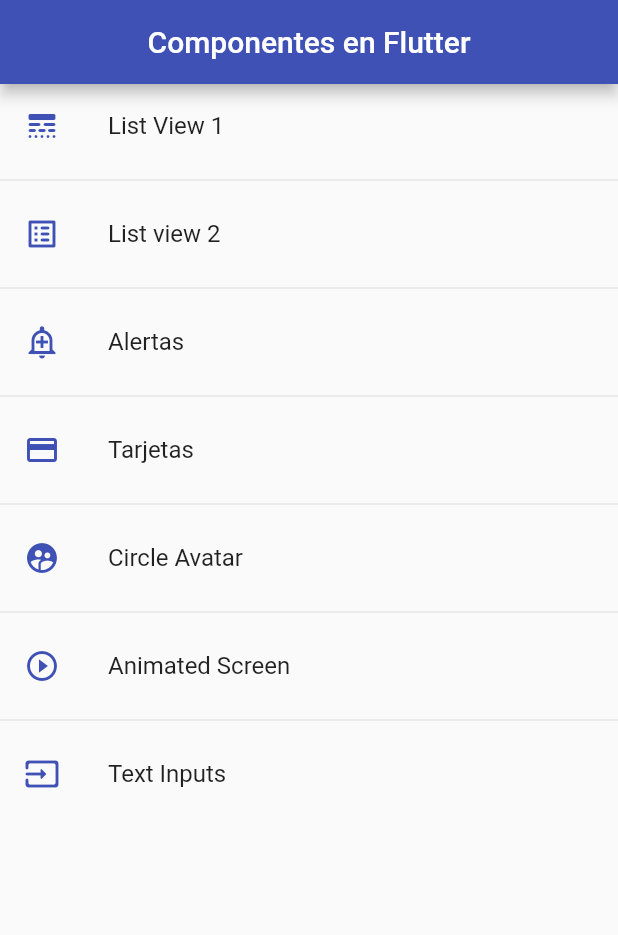
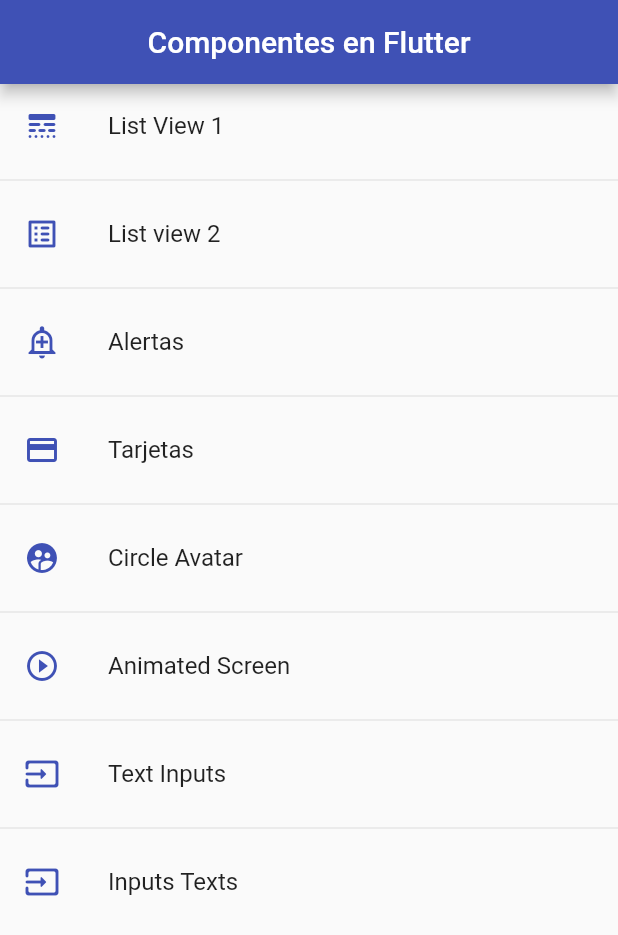
Before and after one commit to JaredTc/flutter_components, a Flutter app: the screen it shows after launch, on a phone screen of 412 x 824 dp. Shown: the top 935 px of the screen. Run offline on Flutter 3.47's test engine with Material 2 defaults, Android fonts, the phone set to English and light mode, and no system bars.

Commit message:
style a forms

```diff
--- a/lib/router/app_routes.dart
+++ b/lib/router/app_routes.dart
@@ -41,6 +41,10 @@ class AppRoutes{
     icon: Icons.input_rounded,
     name: 'Text Inputs',
     screen: const InputScreen()),
+    MenuOption(route: 'InputsText',
+    icon: Icons.input_rounded,
+    name: 'Inputs Texts',
+    screen:  InputText()),
   ];
 
 
--- a/lib/screens/screens.dart
+++ b/lib/screens/screens.dart
@@ -9,3 +9,5 @@ export 'package:components/screens/avatar_screen.dart';
 export 'package:components/screens/animated_screen.dart';
 
 export 'package:components/screens/inputs_screen.dart';
+
+export 'package:components/screens/inputs&text.dart';
--- a/lib/theme/app_theme.dart
+++ b/lib/theme/app_theme.dart
@@ -1,6 +1,3 @@
-
-
-
 
 import 'package:flutter/cupertino.dart';
 import 'package:flutter/material.dart';
@@ -43,12 +40,14 @@ class AppTheme{
           borderRadius: BorderRadius.only(  bottomLeft: Radius.circular(10),
           topRight: Radius.circular(10))
         ),
+
         focusedBorder: OutlineInputBorder(
           borderSide: BorderSide( color: primary  ),
           borderRadius: BorderRadius.only(  bottomLeft: Radius.circular(10),
           topRight: Radius.circular(10))
         )
       )
+
 
       );
 
```
Also changed, not shown: lib/screens/inputs&text.dart (added, +50 -0 lines).
